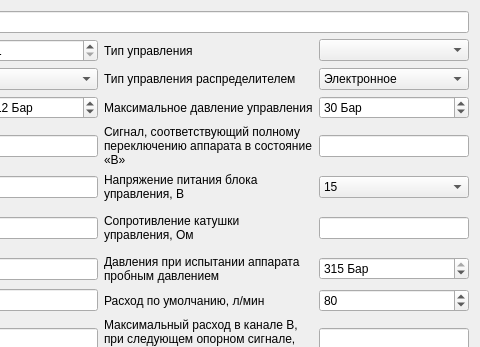
First picture: the form in servo_title_info.ui, repository firef0xff/SSHGS01, before the edit; both pictures show x 244 to 724 and y 0 to 347 of the 724 by 475 pixel window.
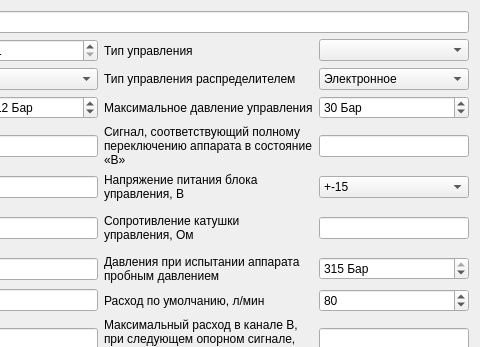
Second picture: the form after the edit.

Diff of the .ui file:
```diff
--- a/servo_title_info.ui
+++ b/servo_title_info.ui
@@ -682,7 +682,7 @@
        </property>
        <item>
         <property name="text">
-         <string>15</string>
+         <string>+-15</string>
         </property>
        </item>
        <item>
```
